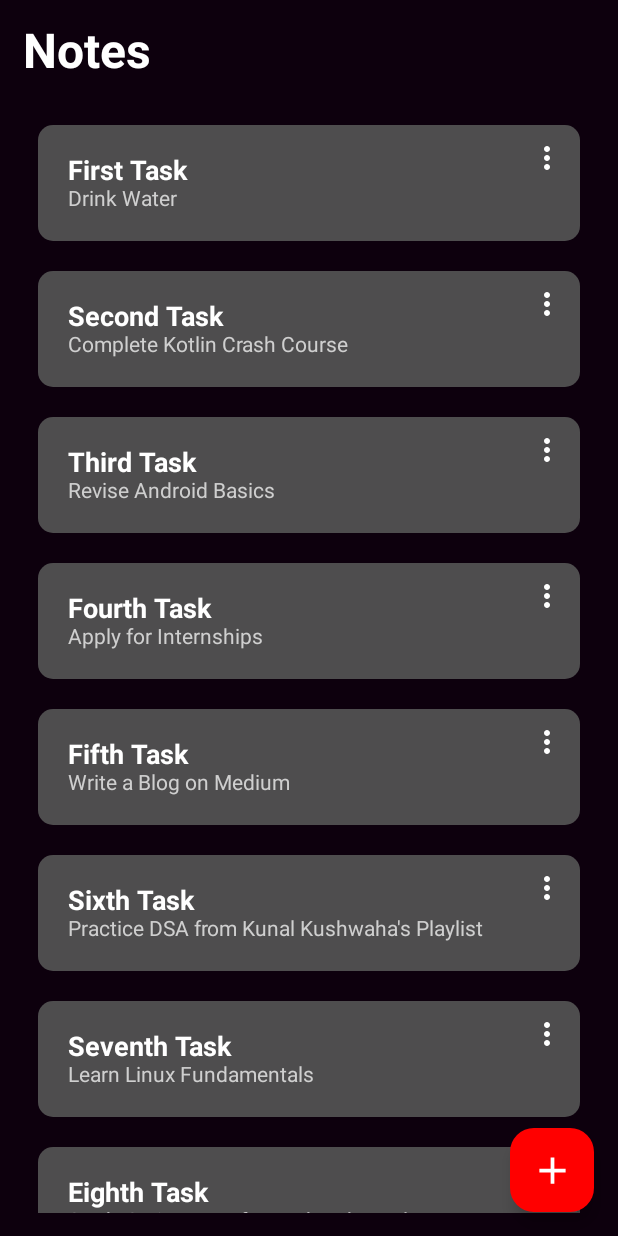
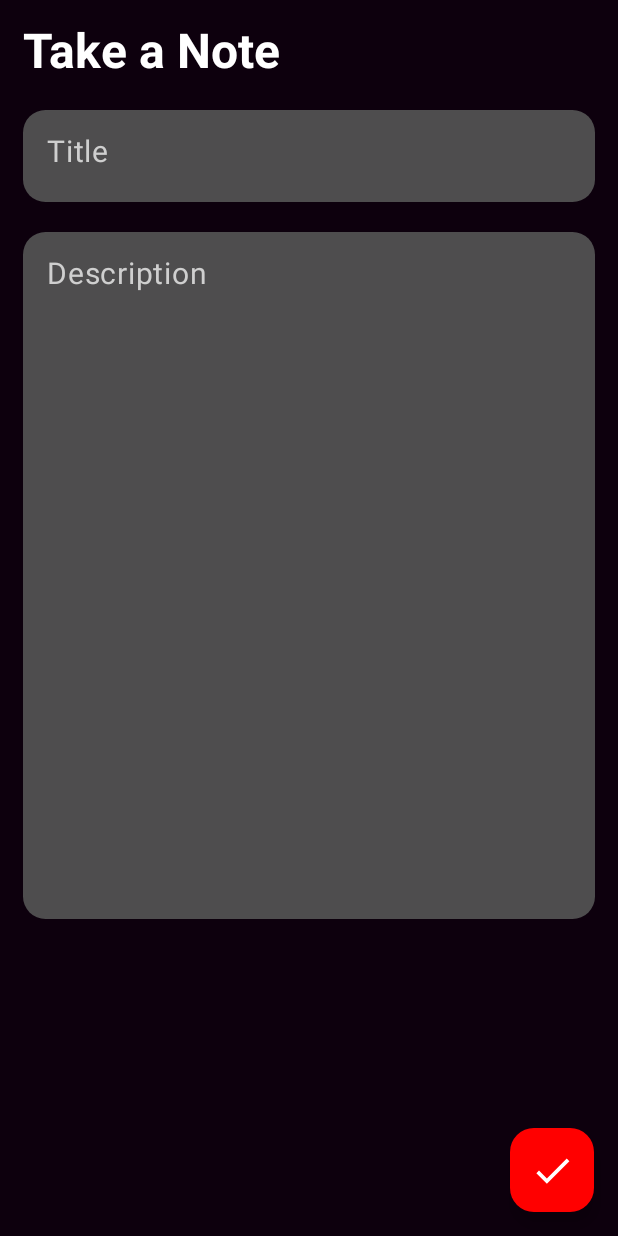
Before and after one commit to Aksh1101/GoNote, an Android app built with Jetpack Compose: the screen it shows after launch (MainActivity), after a tap on "ADD", on a phone screen of 412 x 824 dp. Run offline under Robolectric (Android 15) with nearby library versions, the phone set to English and light mode, and no system bars; our stand-ins replace Firebase (no records; nobody signed in at launch, a user with empty details on screens opened directly).

Commit message:
Final Commit

```diff
--- a/app/build.gradle.kts
+++ b/app/build.gradle.kts
@@ -1,7 +1,10 @@
+import org.gradle.kotlin.dsl.implementation
+
 plugins {
     alias(libs.plugins.android.application)
     alias(libs.plugins.kotlin.android)
     alias(libs.plugins.kotlin.compose)
+    alias(libs.plugins.google.gms.google.services)
 }
 
 android {
@@ -49,6 +52,7 @@ dependencies {
     implementation(libs.androidx.ui.graphics)
     implementation(libs.androidx.ui.tooling.preview)
     implementation(libs.androidx.material3)
+    implementation(libs.firebase.firestore)
     testImplementation(libs.junit)
     androidTestImplementation(libs.androidx.junit)
     androidTestImplementation(libs.androidx.espresso.core)
@@ -56,4 +60,6 @@ dependencies {
     androidTestImplementation(libs.androidx.ui.test.junit4)
     debugImplementation(libs.androidx.ui.tooling)
     debugImplementation(libs.androidx.ui.test.manifest)
+
+    implementation("androidx.navigation:navigation-compose:2.9.0")
 }
--- a/app/src/main/java/com/example/gonote/MainActivity.kt
+++ b/app/src/main/java/com/example/gonote/MainActivity.kt
@@ -11,15 +11,18 @@ import androidx.compose.material3.Text
 import androidx.compose.runtime.Composable
 import androidx.compose.ui.Modifier
 import androidx.compose.ui.tooling.preview.Preview
+import androidx.navigation.compose.rememberNavController
+import com.example.gonote.Navigation.NotesNavigation
 import com.example.gonote.screens.NotesScreen
 import com.example.gonote.ui.theme.GoNoteTheme
 
 class MainActivity : ComponentActivity() {
     override fun onCreate(savedInstanceState: Bundle?) {
         super.onCreate(savedInstanceState)
-        enableEdgeToEdge()
+
         setContent {
-            NotesScreen()
+            val navHostController = rememberNavController()
+            NotesNavigation(navHostController)
         }
     }
 }
--- a/app/src/main/java/com/example/gonote/Models/Notes.kt
+++ b/app/src/main/java/com/example/gonote/Models/Notes.kt
@@ -3,6 +3,7 @@ package com.example.gonote.Models
 import android.accessibilityservice.GestureDescription
 
 data class Notes(
-    val title : String,
-    val description: String
+    val id : String="",
+    val title : String="",
+    val description: String=""
 )
--- /dev/null
+++ b/app/src/main/java/com/example/gonote/Navigation/NotesNavigation.kt
@@ -0,0 +1,25 @@
+package com.example.gonote.Navigation
+
+import androidx.compose.runtime.Composable
+import androidx.navigation.NavHostController
+import androidx.navigation.compose.NavHost
+import androidx.navigation.compose.composable
+import com.example.gonote.screens.InsertNoteScreen
+import com.example.gonote.screens.NotesScreen
+import com.example.gonote.screens.SplashScreen
+
+@Composable
+fun NotesNavigation(navHostController: NavHostController){
+    NavHost(navController = navHostController, startDestination = "splash"){
+        composable(route = NotesNavigationItem.SplashScreen.route) {
+            SplashScreen(navHostController)
+        }
+        composable(route = NotesNavigationItem.HomeScreen.route) {
+            NotesScreen(navHostController)
+        }
+        composable(route = NotesNavigationItem.InsertNoteScreen.route + "/{id}") {
+            val id = it.arguments?.getString("id")
+            InsertNoteScreen(navHostController , id)
+        }
+    }
+}
--- /dev/null
+++ b/app/src/main/java/com/example/gonote/Navigation/NotesNavigationItem.kt
@@ -0,0 +1,9 @@
+package com.example.gonote.Navigation
+
+sealed class NotesNavigationItem(val route : String) {
+
+    object SplashScreen: NotesNavigationItem(route = "splash")
+    object HomeScreen: NotesNavigationItem(route = "home")
+    object InsertNoteScreen: NotesNavigationItem(route = "insert_note_screen")
+
+}
--- a/app/src/main/java/com/example/gonote/screens/InsertNoteScreen.kt
+++ b/app/src/main/java/com/example/gonote/screens/InsertNoteScreen.kt
@@ -1,5 +1,6 @@
 package com.example.gonote.screens
 
+import android.widget.Toast
 import androidx.compose.foundation.background
 import androidx.compose.foundation.layout.Box
 import androidx.compose.foundation.layout.Column
@@ -15,35 +16,93 @@ import androidx.compose.material.icons.Icons
 import androidx.compose.material.icons.filled.Done
 import androidx.compose.material3.FloatingActionButton
 import androidx.compose.material3.Icon
-import androidx.compose.material3.ModalBottomSheet
 import androidx.compose.material3.Scaffold
 import androidx.compose.material3.Text
 import androidx.compose.material3.TextField
 import androidx.compose.material3.TextFieldDefaults
 import androidx.compose.runtime.Composable
+import androidx.compose.runtime.LaunchedEffect
+import androidx.compose.runtime.mutableStateOf
+import androidx.compose.runtime.remember
 import androidx.compose.ui.Modifier
 import androidx.compose.ui.graphics.Color
+import androidx.compose.ui.platform.LocalContext
+import androidx.compose.ui.text.TextStyle
 import androidx.compose.ui.text.font.FontWeight
-import androidx.compose.ui.tooling.preview.Preview
 import androidx.compose.ui.unit.dp
 import androidx.compose.ui.unit.sp
+import androidx.navigation.NavHostController
+import com.example.gonote.Models.Notes
 import com.example.gonote.ui.theme.Black
 import com.example.gonote.ui.theme.Grey
 import com.example.gonote.ui.theme.LightGrey
+import com.google.firebase.firestore.FirebaseFirestore
 
-@Preview
+
 @Composable
-fun InsertNoteScreen(){
+fun InsertNoteScreen(navHostController: NavHostController, id: String?) {
+
+    val context = LocalContext.current
+    val database = FirebaseFirestore.getInstance()
+    val notesDBRef = database.collection("Notes")
+
+    val title = remember {
+        mutableStateOf("")
+    }
+    val description = remember {
+        mutableStateOf("")
+    }
+    LaunchedEffect(Unit) {
+        if (id != "defaultId"){
+            notesDBRef.document(id.toString()).get().addOnSuccessListener {
+                val singleData = it.toObject(Notes::class.java)
+                title.value = singleData!!.title
+                description.value = singleData.description
+            }
+        }
+    }
+
     Scaffold(floatingActionButton = {
         FloatingActionButton(contentColor = Color.White, containerColor = Color.Red,
-            onClick = {})
+            onClick = {
+                if (title.value.isEmpty() && description.value.isEmpty()){
+                    Toast.makeText(context, "Enter valid data", Toast.LENGTH_SHORT).show()
+                }
+                else{
+
+                    var myNotesId =""
+
+                    myNotesId = if (id != "defaultId") {
+                        id.toString()
+                    } else {
+                        notesDBRef.document().id
+                    }
+
+                    val notes = Notes(
+                        id = myNotesId,
+                        title = title.value,
+                        description = description.value
+                    )
+
+                    notesDBRef.document(myNotesId).set(notes).addOnCompleteListener {
+                        if (it.isSuccessful){
+                            Toast.makeText(context, "Noted Successfully", Toast.LENGTH_SHORT).show()
+                            navHostController.popBackStack()
+                        }
+                        else{
+                            Toast.makeText(context, "Something went wrong", Toast.LENGTH_SHORT).show()
+                        }
+                    }
+                }
+            })
         {
             Icon(imageVector = Icons.Default.Done, contentDescription = "Done",
                 modifier = Modifier.size(30.dp)
                 )
         }
     }) { innerPadding->
-        Box(modifier = Modifier.padding(innerPadding)
+        Box(modifier = Modifier
+            .padding(innerPadding)
             .fillMaxSize()
             .background(color = Black))
         {
@@ -55,11 +114,11 @@ fun InsertNoteScreen(){
 
                 Spacer(modifier = Modifier.padding(10.dp))
 
-                TextField(label = {
+                TextField(textStyle = TextStyle(color = Color.White,fontSize = 25.sp),label = {
                     Text(text = "Title", fontSize = 20.sp, color = LightGrey)
                 }, shape = RoundedCornerShape(corner = CornerSize(15.dp)),
-                    value = "",
-                    onValueChange = {},
+                    value = title.value,
+                    onValueChange = {title.value=it},
                     modifier = Modifier.fillMaxWidth(),
                     colors = TextFieldDefaults.colors(
                         focusedContainerColor = Grey,
@@ -72,12 +131,13 @@ fun InsertNoteScreen(){
 
                 Spacer(modifier = Modifier.padding(10.dp))
 
-                TextField(label = {
+                TextField(textStyle = TextStyle(color = Color.White, fontSize = 20.sp),label = {
                     Text(text = "Description", fontSize = 20.sp, color = LightGrey)
                 }, shape = RoundedCornerShape(corner = CornerSize(15.dp)),
-                    value = "",
-                    onValueChange = {},
-                    modifier = Modifier.fillMaxWidth()
+                    value = description.value,
+                    onValueChange = {description.value=it},
+                    modifier = Modifier
+                        .fillMaxWidth()
                         .fillMaxHeight(0.7f),
                     colors = TextFieldDefaults.colors(
                         focusedContainerColor = Grey,
--- a/app/src/main/java/com/example/gonote/screens/NotesScreen.kt
+++ b/app/src/main/java/com/example/gonote/screens/NotesScreen.kt
@@ -1,7 +1,7 @@
 package com.example.gonote.screens
 
-import android.graphics.Paint
 import androidx.compose.foundation.background
+import androidx.compose.foundation.clickable
 import androidx.compose.foundation.layout.Box
 import androidx.compose.foundation.layout.Column
 import androidx.compose.foundation.layout.Spacer
@@ -16,11 +16,20 @@ import androidx.compose.foundation.shape.RoundedCornerShape
 import androidx.compose.material.icons.Icons
 import androidx.compose.material.icons.filled.Add
 import androidx.compose.material.icons.filled.MoreVert
+import androidx.compose.material3.CircularProgressIndicator
+import androidx.compose.material3.DropdownMenu
+import androidx.compose.material3.DropdownMenuItem
 import androidx.compose.material3.FloatingActionButton
 import androidx.compose.material3.Icon
 import androidx.compose.material3.Scaffold
 import androidx.compose.material3.Text
 import androidx.compose.runtime.Composable
+import androidx.compose.runtime.LaunchedEffect
+import androidx.compose.runtime.getValue
+import androidx.compose.runtime.mutableStateListOf
+import androidx.compose.runtime.mutableStateOf
+import androidx.compose.runtime.remember
+import androidx.compose.runtime.setValue
 import androidx.compose.ui.Alignment
 import androidx.compose.ui.Modifier
 import androidx.compose.ui.draw.clip
@@ -29,70 +38,50 @@ import androidx.compose.ui.text.font.FontWeight
 import androidx.compose.ui.tooling.preview.Preview
 import androidx.compose.ui.unit.dp
 import androidx.compose.ui.unit.sp
+import androidx.compose.ui.window.PopupProperties
+import androidx.navigation.NavHostController
 import com.example.gonote.Models.Notes
+import com.example.gonote.Navigation.NotesNavigationItem
 import com.example.gonote.ui.theme.Black
 import com.example.gonote.ui.theme.Grey
 import com.example.gonote.ui.theme.LightGrey
+import com.google.firebase.firestore.CollectionReference
+import com.google.firebase.firestore.FirebaseFirestore
 
-@Preview
+
 @Composable
-fun NotesScreen(){
+fun NotesScreen(navHostController: NavHostController){
 
-    val notesList = listOf(
-        Notes(
-            title = "First Task",
-            description = "Drink Water"
-        ),
-        Notes(
-            title = "Second Task",
-            description = "Complete Kotlin Crash Course"
-        ),
+    val database = FirebaseFirestore.getInstance()
+    val notesDBRef = database.collection("Notes")
 
-        Notes(
-            title = "Third Task",
-            description = "Revise Android Basics"
-        ),
+    val notesList = remember {
+        mutableStateListOf<Notes>()
+    }
 
-        Notes(
-            title = "Fourth Task",
-            description = "Apply for Internships"
-        ),
+    val dataValue = remember {
+        mutableStateOf(false)
+    }
 
-        Notes(
-            title = "Fifth Task",
-            description = "Write a Blog on Medium"
-        ),
-
-        Notes(
-            title = "Sixth Task",
-            description = "Practice DSA from Kunal Kushwaha's Playlist"
-        ),
-
-        Notes(
-            title = "Seventh Task",
-            description = "Learn Linux Fundamentals"
-        ),
-
-        Notes(
-            title = "Eighth Task",
-            description = "Study Spring Boot for Backend Development"
-        ),
-
-        Notes(
-            title = "Ninth Task",
-            description = "Contribute to Open Source Projects"
-        ),
-
-        Notes(
-            title = "Tenth Task",
-            description = "Read about Financial Literacy and Forex"
-        )
-    )
-
+    LaunchedEffect(Unit) {
+        notesDBRef.addSnapshotListener { value , error->
+            if (error == null){
+                val data = value?.toObjects(Notes::class.java)
+                notesList.clear()
+                notesList.addAll(data!!)
+                dataValue.value= true
+            }
+            else{
+                dataValue.value= false
+            }
+        }
+    }
 
     Scaffold(floatingActionButton = {
         FloatingActionButton(contentColor = Color.White, containerColor = Color.Red,
-            onClick = {}) {
+            onClick = {
+                navHostController.navigate(NotesNavigationItem.InsertNoteScreen.route + "/defaultId")
+            }) {
             Icon(imageVector = Icons.Default.Add, contentDescription = "ADD",
                 modifier = Modifier.size(30.dp))
         }
@@ -106,10 +95,19 @@ fun NotesScreen(){
                     color = Color.White,
                     fontWeight = FontWeight.Bold)
                 Spacer(modifier = Modifier.padding(10.dp))
-                LazyColumn {
-                    items(notesList) {notes->
-                        ListItem(notes)
 
+                if (dataValue.value){
+                    LazyColumn {
+                        items(notesList) {notes->
+                            ListItem(notes , notesDBRef,navHostController)
+
+                        }
+                    }
+                }
+                else{
+                    Box(modifier = Modifier.fillMaxSize()){
+                        CircularProgressIndicator(modifier = Modifier.size(25.dp)
+                            .align(Alignment.Center))
                     }
                 }
             }
@@ -117,29 +115,47 @@ fun NotesScreen(){
     }
 }
 
-@Composable
-@Preview
-fun ListItemPreview(){
-    ListItem(notes = Notes(
-        "first task",
-        "wake up first and then don't touch the phone "))
-}
 
 @Composable
-fun ListItem(notes: Notes) {
+fun ListItem(notes: Notes, notesDBRef: CollectionReference , navHostController : NavHostController) {
+
+    var expanded by remember { mutableStateOf(false) }
+
     Box(modifier = Modifier
         .fillMaxWidth()
         .padding(10.dp)
         .clip(shape = RoundedCornerShape(corner = CornerSize(10.dp)))
         .background(color = Grey))
     {
+
+        DropdownMenu(modifier = Modifier.background(Color.White),
+            properties = PopupProperties(clippingEnabled = true),
+            offset = _root_ide_package_.androidx.compose.ui.unit.DpOffset(x=(-40.dp),y=0.dp),
+            expanded = expanded,
+            onDismissRequest = {expanded = false}) {
+            DropdownMenuItem(text = {Text(text = "Update", color = Color.Black, fontSize = 15.sp)},
+                onClick = {
+                    navHostController.navigate(NotesNavigationItem.InsertNoteScreen.route + "/${notes.id}")
+                    expanded = false
+                })
+            DropdownMenuItem(text = {Text(text = "Delete", color = Color.Black, fontSize = 15.sp)},
+                onClick = {
+                    notes.id
+                    notesDBRef.document(notes.id).delete()
+                    expanded = false
+
+                })
+        }
+
         Icon(imageVector = Icons.Default.MoreVert, contentDescription = "Menu",
-            tint = Color.White, modifier = Modifier.align(Alignment.TopEnd).padding(10.dp))
+            tint = Color.White, modifier = Modifier.align(Alignment.TopEnd).padding(10.dp)
+                .clickable{expanded = true})
 
         Column(modifier = Modifier.padding(20.dp)) {
             Text(text = notes.title, color = Color.White,
-                fontWeight = FontWeight.Bold, fontSize = 18.sp)
-            Text(text = notes.description, color = LightGrey)
+                fontWeight = FontWeight.Bold, fontSize = 20.sp)
+            Spacer(modifier = Modifier.padding(2.dp))
+            Text(text = notes.description, color = LightGrey, fontSize = 15.sp)
         }
     }
 
--- a/app/src/main/java/com/example/gonote/screens/SplashScreen.kt
+++ b/app/src/main/java/com/example/gonote/screens/SplashScreen.kt
@@ -8,17 +8,20 @@ import androidx.compose.foundation.layout.padding
 import androidx.compose.foundation.layout.size
 import androidx.compose.material3.Scaffold
 import androidx.compose.runtime.Composable
+import androidx.compose.runtime.LaunchedEffect
 import androidx.compose.ui.Alignment
 import androidx.compose.ui.Modifier
 import androidx.compose.ui.res.painterResource
 import androidx.compose.ui.tooling.preview.Preview
 import androidx.compose.ui.unit.dp
+import androidx.navigation.NavHostController
+import com.example.gonote.Navigation.NotesNavigationItem
 import com.example.gonote.ui.theme.Black
 import com.example.gonote.R
+import kotlinx.coroutines.delay
 
-@Preview
 @Composable
-fun SplashScreen(){
+fun SplashScreen(navHostController: NavHostController) {
     Scaffold { innerPadding ->
         Box(modifier = Modifier.padding(innerPadding)
             .fillMaxSize()
@@ -31,5 +34,14 @@ fun SplashScreen(){
 
         }
     }
+    LaunchedEffect(Unit) {
+        delay(2500)
+        navHostController.navigate(NotesNavigationItem.HomeScreen.route){
+            popUpTo(NotesNavigationItem.SplashScreen.route){
+                inclusive = true
+            }
+        }
+
+    }
 
 }
--- a/build.gradle.kts
+++ b/build.gradle.kts
@@ -3,4 +3,5 @@ plugins {
     alias(libs.plugins.android.application) apply false
     alias(libs.plugins.kotlin.android) apply false
     alias(libs.plugins.kotlin.compose) apply false
+    alias(libs.plugins.google.gms.google.services) apply false
 }
```
Also changed, not shown: gradle/libs.versions.toml (+6 -2 lines), 3 other files.
